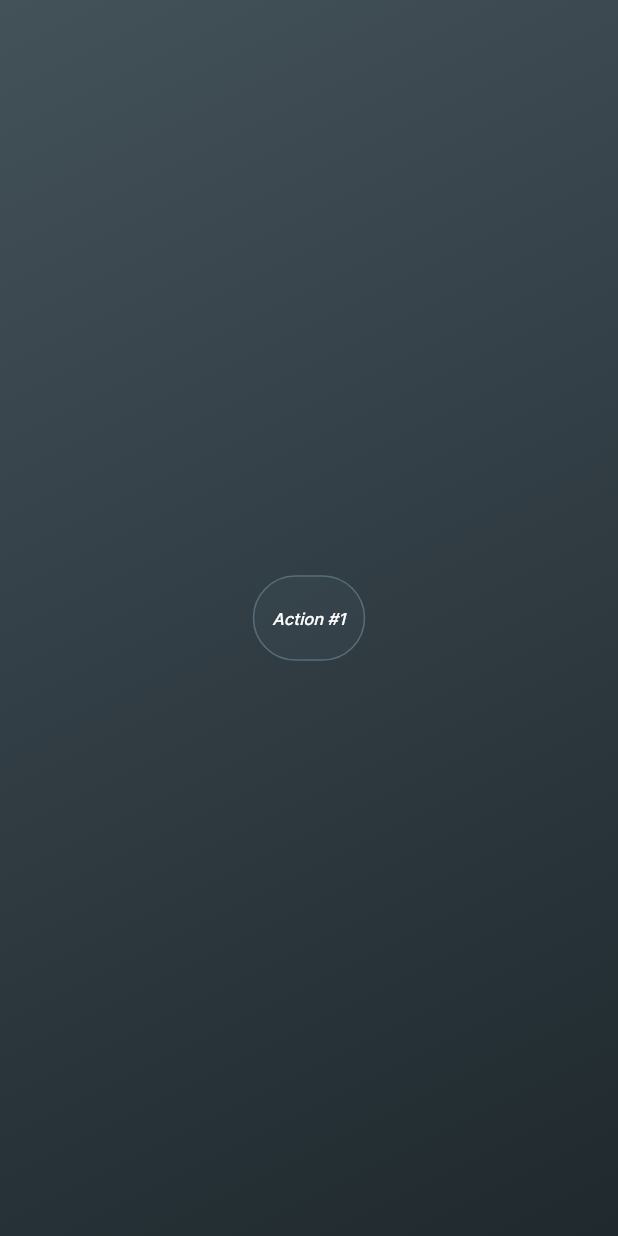
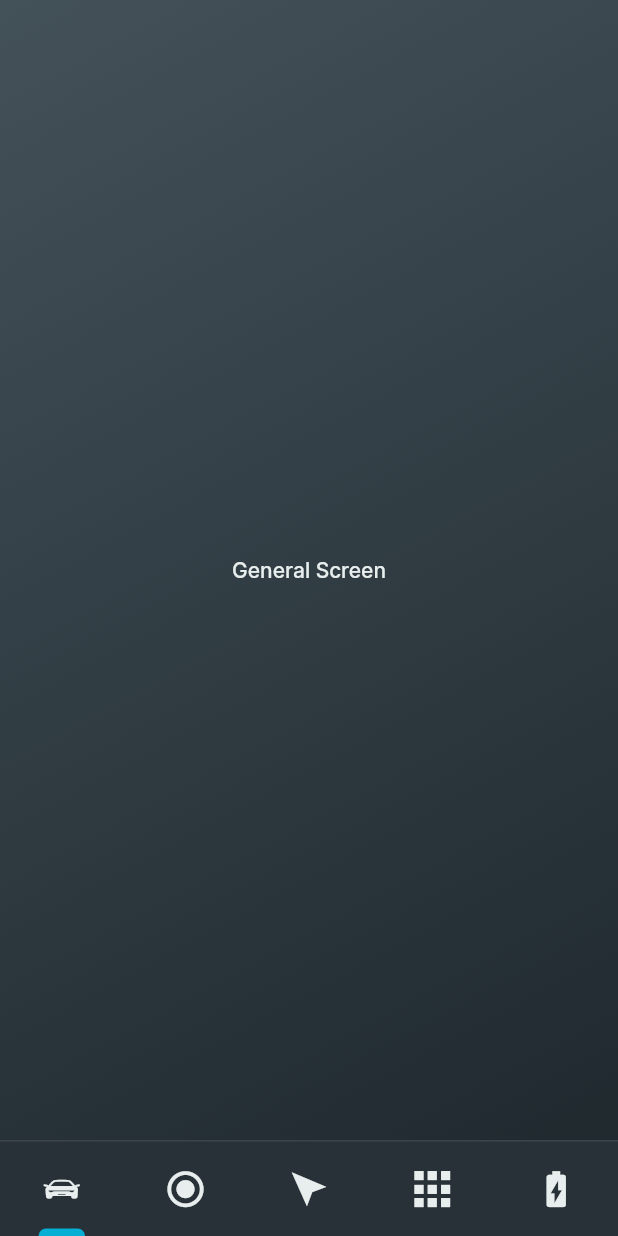
Before and after one commit to radomir9720/pixel_app_flutter, a Flutter app: the screen it shows after launch, on a phone screen of 412 x 824 dp. Run offline on Flutter 3.47's test engine with Material 2 defaults, Android fonts, the phone set to English and light mode, and no system bars; our stand-ins replace auto_route, bloc, equatable; generated files the repository leaves out were written again.

Commit message:
feat: setup routes
* feat: added bootom nav bar for mobile screens

```diff
--- a/lib/app/app.dart
+++ b/lib/app/app.dart
@@ -4,11 +4,18 @@ import 'package:pixel_app_flutter/l10n/l10n.dart';
 import 'package:pixel_app_flutter/presentation/app/colors.dart';
 import 'package:pixel_app_flutter/presentation/app/theme.dart';
 import 'package:pixel_app_flutter/presentation/app/typography.dart';
-import 'package:pixel_app_flutter/presentation/widgets/app/atoms/gradient_scaffold.dart';
+import 'package:pixel_app_flutter/presentation/routes/main_router.dart';
 import 'package:pixel_app_flutter/presentation/widgets/app/organisms/adaptive_widget.dart';
 
-class App extends StatelessWidget {
+class App extends StatefulWidget {
   const App({super.key});
+
+  @override
+  State<App> createState() => _AppState();
+}
+
+class _AppState extends State<App> {
+  final _appRouter = MainRouter();
 
   @override
   Widget build(BuildContext context) {
@@ -16,28 +23,15 @@ class App extends StatelessWidget {
       data: const AppColorsData.dark(),
       child: Builder(
         builder: (context) {
-          return MaterialApp(
+          return MaterialApp.router(
             theme: MaterialTheme.from(AppColors.of(context)),
             localizationsDelegates: const [
               AppLocalizations.delegate,
               GlobalMaterialLocalizations.delegate,
             ],
             supportedLocales: AppLocalizations.supportedLocales,
-            home: GradientScaffold(
-              body: Center(
-                child: SingleChildScrollView(
-                  child: Column(
-                    mainAxisSize: MainAxisSize.min,
-                    children: [
-                      ElevatedButton(
-                        onPressed: () {},
-                        child: const Text('Action #1'),
-                      )
-                    ],
-                  ),
-                ),
-              ),
-            ),
+            routeInformationParser: _appRouter.defaultRouteParser(),
+            routerDelegate: _appRouter.delegate(),
             builder: (context, child) {
               return MediaQuery(
                 data: MediaQuery.of(context).copyWith(textScaleFactor: 1),
--- a/lib/presentation/app/theme.dart
+++ b/lib/presentation/app/theme.dart
@@ -82,6 +82,7 @@ class MaterialTheme {
 
       iconTheme: IconThemeData(
         size: 24.si,
+        color: colors.text,
       ),
 
       elevatedButtonTheme: ElevatedButtonThemeData(
--- /dev/null
+++ b/lib/presentation/screens/general/general_screen.dart
@@ -0,0 +1,15 @@
+import 'package:flutter/material.dart';
+import 'package:pixel_app_flutter/presentation/widgets/app/atoms/gradient_scaffold.dart';
+
+class GeneralScreen extends StatelessWidget {
+  const GeneralScreen({super.key});
+
+  @override
+  Widget build(BuildContext context) {
+    return GradientScaffold(
+      body: const Center(
+        child: Text('General Screen'),
+      ),
+    );
+  }
+}
--- /dev/null
+++ b/lib/presentation/screens/home/home_screen.dart
@@ -0,0 +1,44 @@
+import 'package:auto_route/auto_route.dart';
+import 'package:flutter/material.dart';
+import 'package:pixel_app_flutter/presentation/app/icons.dart';
+import 'package:pixel_app_flutter/presentation/routes/main_router.dart';
+import 'package:pixel_app_flutter/presentation/widgets/app/atoms/gradient_scaffold.dart';
+import 'package:pixel_app_flutter/presentation/widgets/phone/molecules/bottom_navigation_bar.dart';
+
+class HomeScreen extends StatelessWidget {
+  const HomeScreen({super.key});
+
+  @override
+  Widget build(BuildContext context) {
+    return AutoTabsRouter(
+      routes: const [
+        GeneralRoute(),
+        CarInfoRoute(),
+        NavigatorRoute(),
+        AppsRoute(),
+        ChargingRoute(),
+      ],
+      builder: (context, child, animation) {
+        final tabsRouter = AutoTabsRouter.of(context);
+
+        return GradientScaffold(
+          body: FadeTransition(
+            opacity: animation,
+            child: child,
+          ),
+          bottomNavigationBar: BottomNavBar(
+            activeIndex: tabsRouter.activeIndex,
+            onTap: tabsRouter.setActiveIndex,
+            tabIcons: const [
+              PixelIcons.car,
+              PixelIcons.info,
+              PixelIcons.navigator,
+              PixelIcons.apps,
+              PixelIcons.charging,
+            ],
+          ),
+        );
+      },
+    );
+  }
+}
--- a/lib/presentation/widgets/app/atoms/gradient_scaffold.dart
+++ b/lib/presentation/widgets/app/atoms/gradient_scaffold.dart
@@ -1,8 +1,11 @@
 import 'package:flutter/material.dart';
 
 class GradientScaffold extends Scaffold {
-  GradientScaffold({required Widget body, super.key})
-      : super(
+  GradientScaffold({
+    required Widget body,
+    super.bottomNavigationBar,
+    super.key,
+  }) : super(
           body: Builder(
             builder: (context) {
               final colors = ArgumentError.checkNotNull(
--- /dev/null
+++ b/lib/presentation/widgets/phone/molecules/bottom_navigation_bar.dart
@@ -0,0 +1,85 @@
+import 'package:flutter/material.dart';
+import 'package:pixel_app_flutter/presentation/app/colors.dart';
+
+class BottomNavBar extends StatelessWidget {
+  const BottomNavBar({
+    super.key,
+    required this.tabIcons,
+    required this.activeIndex,
+    required this.onTap,
+  });
+
+  @protected
+  final List<IconData> tabIcons;
+
+  @protected
+  final int activeIndex;
+
+  @protected
+  final ValueSetter<int> onTap;
+
+  @override
+  Widget build(BuildContext context) {
+    return Container(
+      decoration: BoxDecoration(
+        border: Border(
+          top: BorderSide(
+            color: AppColors.of(context).buttonText.withOpacity(.1),
+          ),
+        ),
+      ),
+      height: 64,
+      child: Row(
+        children: List.generate(tabIcons.length, (index) {
+          return Expanded(
+            child: InkWell(
+              onTap: () => onTap(index),
+              child: BottomNavBarItem(
+                icon: tabIcons[index],
+                selected: index == activeIndex,
+              ),
+            ),
+          );
+        }),
+      ),
+    );
+  }
+}
+
+class BottomNavBarItem extends StatelessWidget {
+  const BottomNavBarItem({
+    super.key,
+    required this.icon,
+    required this.selected,
+  });
+
+  @protected
+  final bool selected;
+
+  @protected
+  final IconData icon;
+
+  @override
+  Widget build(BuildContext context) {
+    return Column(
+      mainAxisAlignment: MainAxisAlignment.spaceBetween,
+      children: [
+        const SizedBox(height: 5),
+        Icon(icon),
+        if (selected)
+          Container(
+            height: 5,
+            width: 31,
+            decoration: BoxDecoration(
+              borderRadius: const BorderRadius.vertical(
+                top: Radius.circular(24),
+              ),
+              color: Theme.of(context).primaryColor,
+            ),
+          )
+        else
+          const SizedBox(height: 5),
+      ],
+    );
+  }
+}
--- a/pubspec.yaml
+++ b/pubspec.yaml
@@ -17,6 +17,7 @@ dependencies:
   bloc: ^8.1.0
   intl: ^0.17.0
   equatable: ^2.0.5
+  auto_route: ^5.0.0
   flutter_bloc: ^8.1.1
 
 dev_dependencies:
@@ -28,6 +29,10 @@ dev_dependencies:
 
   # linter
   very_good_analysis: ^3.0.1
+
+  # codegen
+  build_runner: ^2.2.0
+  auto_route_generator: ^5.0.0
 
 flutter:
   uses-material-design: true
```
Also changed, not shown: lib/presentation/routes/main_router.dart (added, +63 -0 lines), lib/presentation/screens/apps/apps_screen.dart (added, +15 -0 lines), lib/presentation/screens/car_info/car_info_screen.dart (added, +15 -0 lines), lib/presentation/screens/charging/charging_screen.dart (added, +15 -0 lines), lib/presentation/screens/data_source/data_source_screen.dart (added, +15 -0 lines), lib/presentation/screens/navigator/navigator_screen.dart (added, +15 -0 lines), lib/presentation/screens/settings/settings_screen.dart (added, +15 -0 lines), pubspec.lock.
